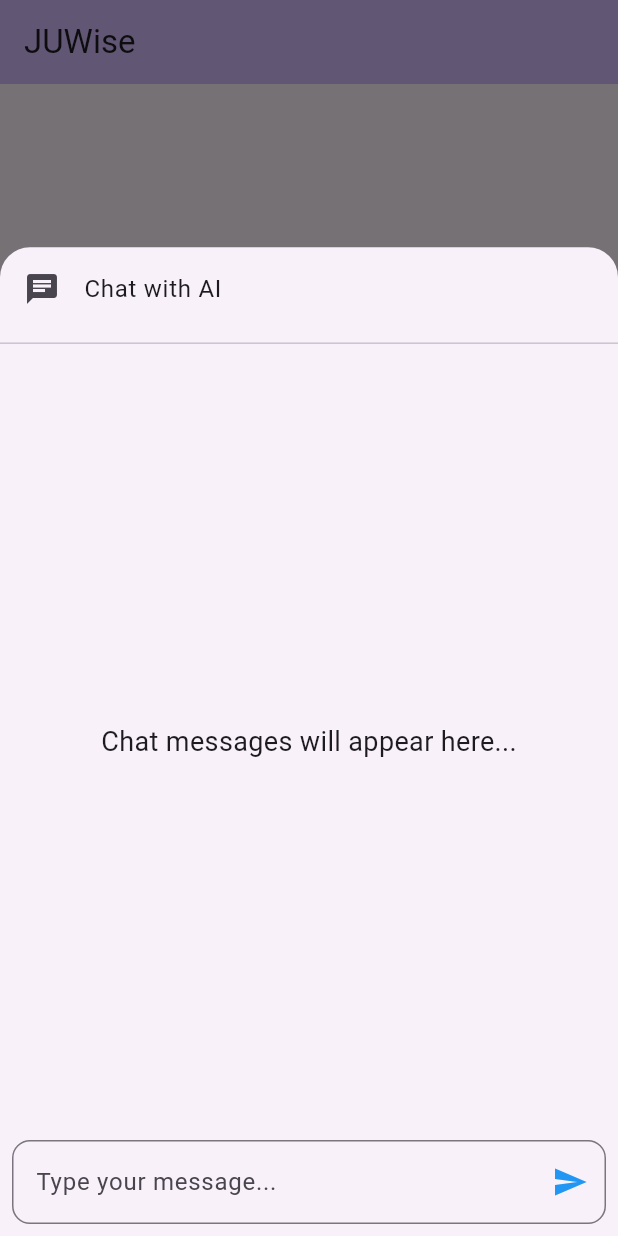
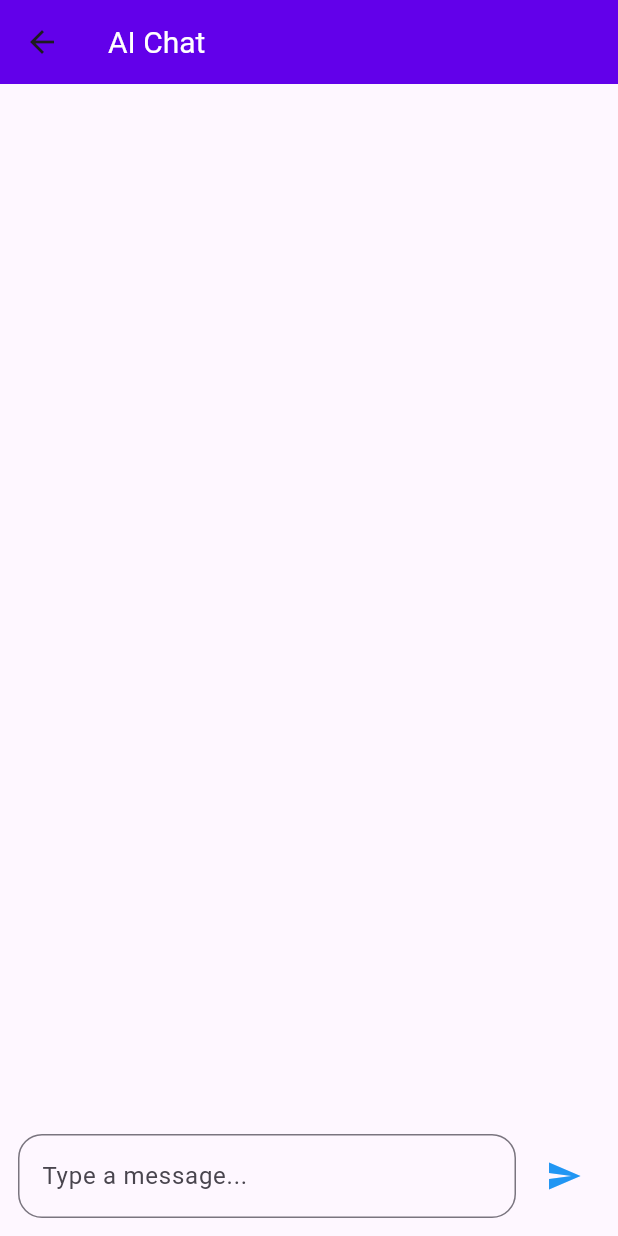
Before and after one commit to AbdullahRFA/CampusGuardian-JU-Wisdom-Mentorship-Knowledge-Hub, a Flutter app: the screen it shows after launch, after a tap on the "chat" icon, on a phone screen of 412 x 824 dp. Run offline on Flutter 3.47's test engine with Material 3 defaults, Android fonts, the phone set to English and light mode, and no system bars; missing offline and left inert: gpt_markdown.

Commit message:
implement chatbot with floting action button

```diff
--- a/juwisw/lib/main.dart
+++ b/juwisw/lib/main.dart
@@ -1,4 +1,5 @@
 import 'package:flutter/material.dart';
+import 'chat_page.dart'; // separate file for chatbot
 
 void main() {
   runApp(const MyApp());
@@ -7,7 +8,6 @@ void main() {
 class MyApp extends StatelessWidget {
   const MyApp({super.key});
 
-  // This widget is the root of your application.
   @override
   Widget build(BuildContext context) {
     return MaterialApp(
@@ -23,7 +23,6 @@ class MyApp extends StatelessWidget {
 
 class MyHomePage extends StatefulWidget {
   const MyHomePage({super.key, required this.title});
-
   final String title;
 
   @override
@@ -31,8 +30,6 @@ class MyHomePage extends StatefulWidget {
 }
 
 class _MyHomePageState extends State<MyHomePage> {
-  var storeUserPrompt = 'Chat messages will appear here...';
-  var userPrompt = TextEditingController();
   @override
   Widget build(BuildContext context) {
     return Scaffold(
@@ -40,89 +37,31 @@ class _MyHomePageState extends State<MyHomePage> {
         backgroundColor: Theme.of(context).colorScheme.inversePrimary,
         title: Text(widget.title),
       ),
-
       body: Center(
-        child: Container(
-          child: Card(
-
-            child: Padding(
-              padding: const EdgeInsets.only(left: 20, right: 20),
-              child: Text("Welcome to the JuWise ",
+        child: Card(
+          child: Padding(
+            padding: const EdgeInsets.all(20.0),
+            child: Text(
+              "Welcome to JUWise",
               style: TextStyle(
-                height: 5,
-                wordSpacing: 5,
                 fontSize: 21,
                 fontWeight: FontWeight.w600,
-                color: Colors.blue
-              ),
+                color: Colors.blue,
               ),
             ),
           ),
         ),
       ),
-
-
-
       floatingActionButton: FloatingActionButton(
         onPressed: () {
-          showModalBottomSheet(
-            context: context,
-            isScrollControlled: true,
-            shape: const RoundedRectangleBorder(
-              borderRadius: BorderRadius.vertical(top: Radius.circular(20)),
-            ),
-            builder: (context) {
-              return StatefulBuilder(
-                builder: (context, setModalState) {
-                  return SizedBox(
-                    height: MediaQuery.of(context).size.height * 0.8,
-                    child: Column(
-                      children: [
-                        const ListTile(
-                          leading: Icon(Icons.chat),
-                          title: Text("Chat with AI"),
-                        ),
-                        const Divider(),
-                        Expanded(
-                          child: Center(
-                            child: Text(
-                              storeUserPrompt,
-                              style: const TextStyle(fontSize: 18),
-                            ),
-                          ),
-                        ),
-                        Padding(
-                          padding: const EdgeInsets.all(8.0),
-                          child: TextField(
-                            controller: userPrompt,
-                            decoration: InputDecoration(
-                              hintText: "Type your message...",
-                              suffixIcon: IconButton(
-                                onPressed: () {
-                                  setModalState(() {
-                                    storeUserPrompt = userPrompt.text;
-                                    userPrompt.clear();
-                                  });
-                                },
-                                icon: const Icon(Icons.send, color: Colors.blue),
-                              ),
-                              border: OutlineInputBorder(
-                                borderRadius: BorderRadius.circular(12),
-                              ),
-                            ),
-                          ),
-                        ),
-                      ],
-                    ),
-                  );
-                },
-              );
-            },
+          // 👉 Navigate to Chat Page
+          Navigator.push(
+            context,
+            MaterialPageRoute(builder: (context) => const ChatPage()),
           );
         },
         child: const Icon(Icons.chat),
       ),
-
     );
   }
 }
--- a/juwisw/pubspec.yaml
+++ b/juwisw/pubspec.yaml
@@ -34,6 +34,8 @@ dependencies:
   # The following adds the Cupertino Icons font to your application.
   # Use with the CupertinoIcons class for iOS style icons.
   cupertino_icons: ^1.0.8
+  gpt_markdown: ^1.1.2
+  http: ^1.5.0
 
 dev_dependencies:
   flutter_test:
```
Also changed, not shown: juwisw/lib/chat_page.dart (added, +256 -0 lines), juwisw/pubspec.lock, 1 other file.
